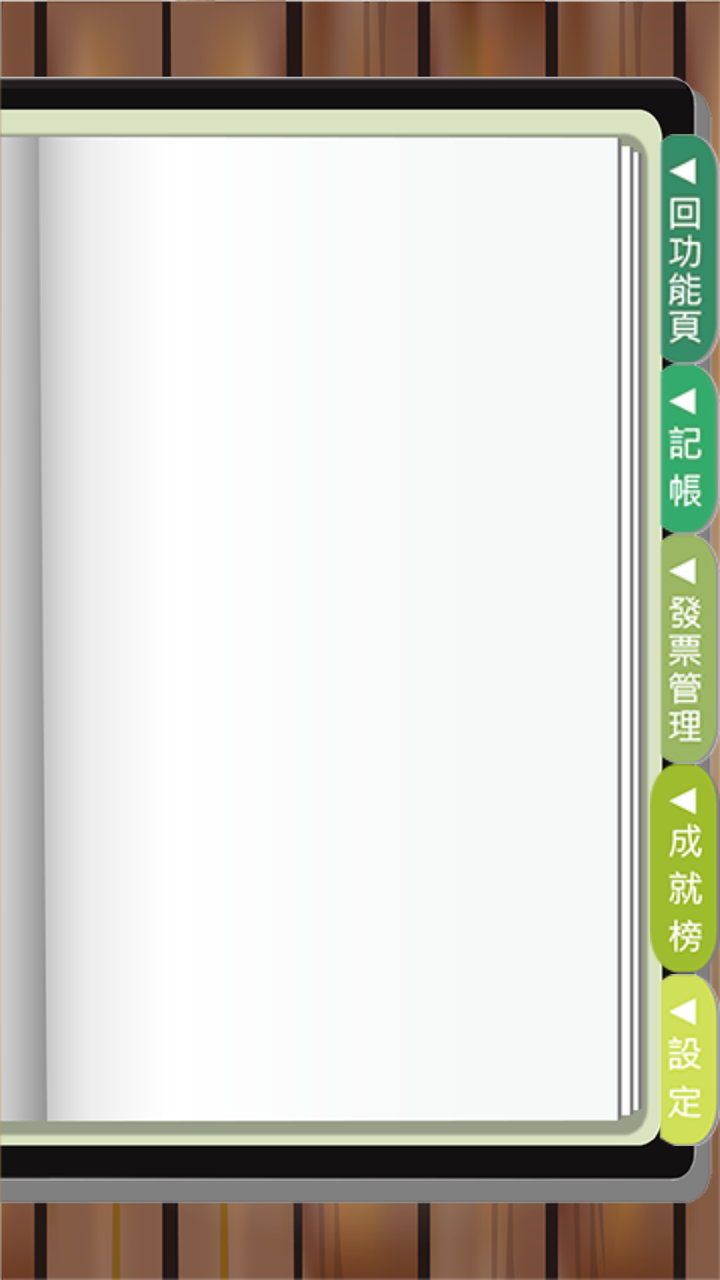
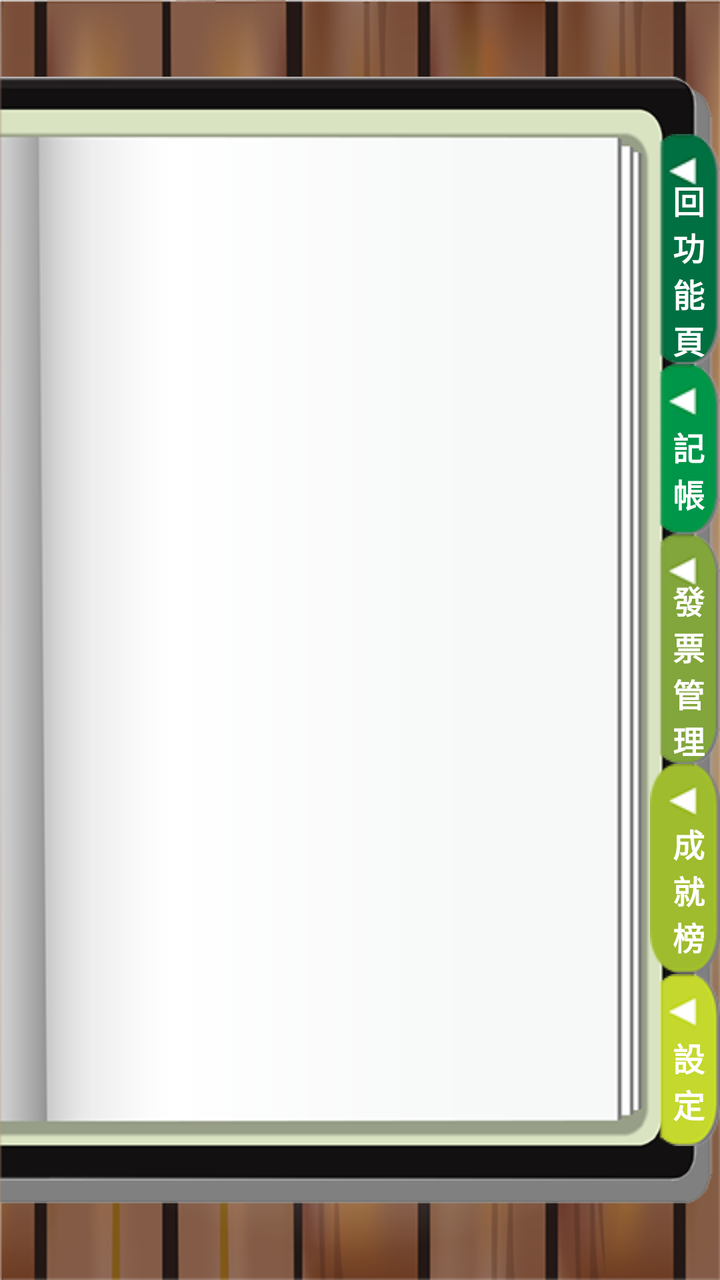

Two renders of the same Android screen: before a commit and after it. Below are the layout's source before the change and the commit's diff.
<!-- AndroidManifest.xml: application theme AppTheme -->
<!-- res/layout/activity_social.xml -->
<RelativeLayout xmlns:android="http://schemas.android.com/apk/res/android"
    xmlns:tools="http://schemas.android.com/tools"
    android:layout_width="match_parent"
    android:layout_height="match_parent"
    android:background="@drawable/bg_wood"
    tools:context=".MainActivity" >

    <ImageView
        android:id="@+id/imageView1"
        android:layout_width="match_parent"
        android:layout_height="match_parent"
        android:layout_alignParentLeft="true"
        android:src="@drawable/bg_book" />

    <LinearLayout
        android:layout_width="match_parent"
        android:layout_height="wrap_content"
        android:layout_centerInParent="true"
        android:gravity="right"
        android:orientation="vertical" >

        <ImageButton
            android:id="@+id/imageButton1"
            android:layout_width="wrap_content"
            android:layout_height="wrap_content"
            android:background="@color/transparent"
            android:src="@drawable/btn_backfunc" />

        <ImageButton
            android:id="@+id/imageButton2"
            android:layout_width="wrap_content"
            android:layout_height="wrap_content"
            android:background="@color/transparent"
            android:src="@drawable/btn_account" />

        <ImageButton
            android:id="@+id/imageButton3"
            android:layout_width="wrap_content"
            android:layout_height="wrap_content"
            android:background="@color/transparent"
            android:src="@drawable/btn_manager" />

        <ImageButton
            android:id="@+id/imageButton4"
            android:layout_width="wrap_content"
            android:layout_height="wrap_content"
            android:background="@color/transparent"
            android:src="@drawable/main_social" />

        <ImageButton
            android:id="@+id/imageButton5"
            android:layout_width="wrap_content"
            android:layout_height="wrap_content"
            android:background="@color/transparent"
            android:src="@drawable/btn_setting" />

    </LinearLayout>
    

</RelativeLayout>
<!-- resources referenced by this layout -->
<resources>
  <color name="transparent">#00000000</color>
  <!-- drawable bg_book: png bitmap (drawable-mdpi, 14514 bytes) -->
  <!-- drawable bg_wood: png bitmap (drawable-mdpi, 216225 bytes) -->
  <!-- drawable btn_account: png bitmap (drawable-mdpi, 6640 bytes) -->
  <!-- drawable btn_backfunc: png bitmap (drawable-mdpi, 8297 bytes) -->
  <!-- drawable btn_manager: png bitmap (drawable-mdpi, 9070 bytes) -->
  <!-- drawable btn_setting: png bitmap (drawable-mdpi, 6651 bytes) -->
  <!-- drawable main_social: png bitmap (drawable-mdpi, 7495 bytes) -->
  <style name="AppTheme" parent="AppBaseTheme">
          
      </style>
  <style name="AppBaseTheme" parent="android:Theme.Light">
  	    <item name="android:windowNoTitle">true</item>
          
      </style>
</resources>

<!-- the commit's change to res/layout/activity_social.xml (unified diff, before → after) -->
@@ -19,40 +19,125 @@
         android:gravity="right"
         android:orientation="vertical" >
 
-        <ImageButton
-            android:id="@+id/imageButton1"
+        <RelativeLayout
             android:layout_width="wrap_content"
-            android:layout_height="wrap_content"
-            android:background="@color/transparent"
-            android:src="@drawable/btn_backfunc" />
+            android:layout_height="wrap_content" >
 
-        <ImageButton
-            android:id="@+id/imageButton2"
+            <ImageButton
+                android:id="@+id/imageButton1"
+                android:layout_width="wrap_content"
+                android:layout_height="wrap_content"
+                android:background="@color/transparent"
+                android:src="@drawable/btn_backfunc" />
+
+            <TextView
+                android:id="@+id/textView1"
+                android:layout_width="wrap_content"
+                android:layout_height="wrap_content"
+                android:layout_centerInParent="true"
+                android:text="\n 回\n 功\n 能\n 頁"
+                android:textColor="#ffffff"
+                android:textSize="16sp"
+                android:textStyle="bold"
+                android:visibility="visible" />
+
+        </RelativeLayout>
+
+        <RelativeLayout
             android:layout_width="wrap_content"
-            android:layout_height="wrap_content"
-            android:background="@color/transparent"
-            android:src="@drawable/btn_account" />
+            android:layout_height="wrap_content" >
 
-        <ImageButton
-            android:id="@+id/imageButton3"
+            <ImageButton
+                android:id="@+id/imageButton2"
+                android:layout_width="wrap_content"
+                android:layout_height="wrap_content"
+                android:background="@color/transparent"
+                android:src="@drawable/btn_account" />
+
+            <TextView
+                android:id="@+id/textView2"
+                android:layout_width="wrap_content"
+                android:layout_height="wrap_content"
+                android:layout_centerInParent="true"
+                android:text="\n 記\n 帳"
+                android:textColor="#ffffff"
+                android:textSize="16sp"
+                android:textStyle="bold"
+                android:visibility="visible" />
+
+        </RelativeLayout>
+
+        <RelativeLayout
             android:layout_width="wrap_content"
-            android:layout_height="wrap_content"
-            android:background="@color/transparent"
-            android:src="@drawable/btn_manager" />
+            android:layout_height="wrap_content" >
 
-        <ImageButton
-            android:id="@+id/imageButton4"
+            <ImageButton
+                android:id="@+id/imageButton3"
+                android:layout_width="wrap_content"
+                android:layout_height="wrap_content"
+                android:background="@color/transparent"
+                android:src="@drawable/btn_manager" />
+
+            <TextView
+                android:id="@+id/textView3"
+                android:layout_width="wrap_content"
+                android:layout_height="wrap_content"
+                android:layout_centerInParent="true"
+                android:text="\n 發\n 票\n 管\n 理"
+                android:textColor="#ffffff"
+                android:textSize="16sp"
+                android:textStyle="bold"
+                android:visibility="visible" />
+
+        </RelativeLayout>
+
+        <RelativeLayout
             android:layout_width="wrap_content"
-            android:layout_height="wrap_content"
-            android:background="@color/transparent"
-            android:src="@drawable/main_social" />
+            android:layout_height="wrap_content" >
 
-        <ImageButton
-            android:id="@+id/imageButton5"
+            <ImageButton
+                android:id="@+id/imageButton4"
+                android:layout_width="wrap_content"
+                android:layout_height="wrap_content"
+                android:background="@color/transparent"
+                android:src="@drawable/main_social" />
+
+            <TextView
+                android:id="@+id/textView4"
+                android:layout_width="wrap_content"
+                android:layout_height="wrap_content"
+                android:layout_centerInParent="true"
+                android:text="\n 成\n 就\n 榜"
+                android:textColor="#ffffff"
+                android:textSize="16sp"
+                android:textStyle="bold"
+                android:visibility="visible" />
+
+        </RelativeLayout>
+
+        <RelativeLayout
             android:layout_width="wrap_content"
-            android:layout_height="wrap_content"
-            android:background="@color/transparent"
-            android:src="@drawable/btn_setting" />
+            android:layout_height="wrap_content" >
+
+            <ImageButton
+                android:id="@+id/imageButton5"
+                android:layout_width="wrap_content"
+                android:layout_height="wrap_content"
+                android:background="@color/transparent"
+                android:src="@drawable/btn_setting" />
+
+            <TextView
+                android:id="@+id/textView5"
+                android:layout_width="wrap_content"
+                android:layout_height="wrap_content"
+                android:layout_centerInParent="true"
+                android:text="\n 設\n 定"
+                android:textColor="#ffffff"
+                android:textSize="16sp"
+                android:textStyle="bold"
+                android:visibility="visible" />
+
+        </RelativeLayout>
 
     </LinearLayout>
     
<!-- resource entries referenced after the edit -->
@@ -3,11 +3,11 @@
   <color name="transparent">#00000000</color>
   <!-- drawable bg_book: png bitmap (drawable-mdpi, 14514 bytes) -->
   <!-- drawable bg_wood: png bitmap (drawable-mdpi, 216225 bytes) -->
-  <!-- drawable btn_account: png bitmap (drawable-mdpi, 6640 bytes) -->
-  <!-- drawable btn_backfunc: png bitmap (drawable-mdpi, 8297 bytes) -->
-  <!-- drawable btn_manager: png bitmap (drawable-mdpi, 9070 bytes) -->
-  <!-- drawable btn_setting: png bitmap (drawable-mdpi, 6651 bytes) -->
-  <!-- drawable main_social: png bitmap (drawable-mdpi, 7495 bytes) -->
+  <!-- drawable btn_account: png bitmap (drawable-mdpi, 4446 bytes) -->
+  <!-- drawable btn_backfunc: png bitmap (drawable-mdpi, 4521 bytes) -->
+  <!-- drawable btn_manager: png bitmap (drawable-mdpi, 4517 bytes) -->
+  <!-- drawable btn_setting: png bitmap (drawable-mdpi, 4490 bytes) -->
+  <!-- drawable main_social: png bitmap (drawable-mdpi, 4321 bytes) -->
   <style name="AppTheme" parent="AppBaseTheme">
           
       </style>
